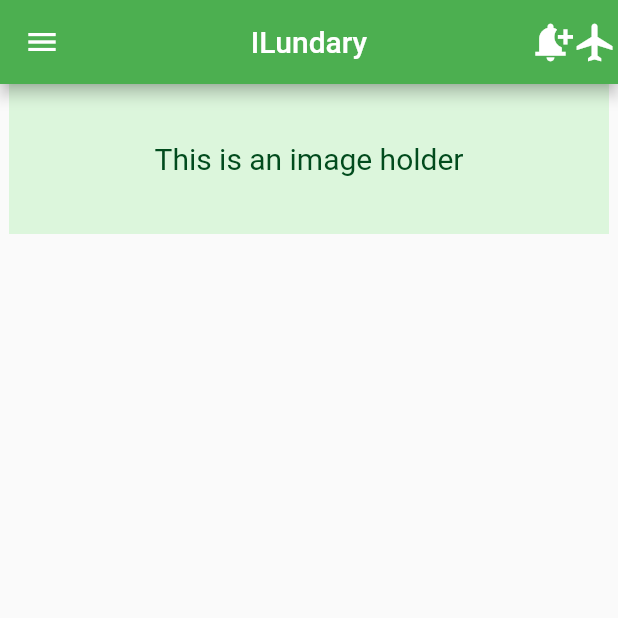
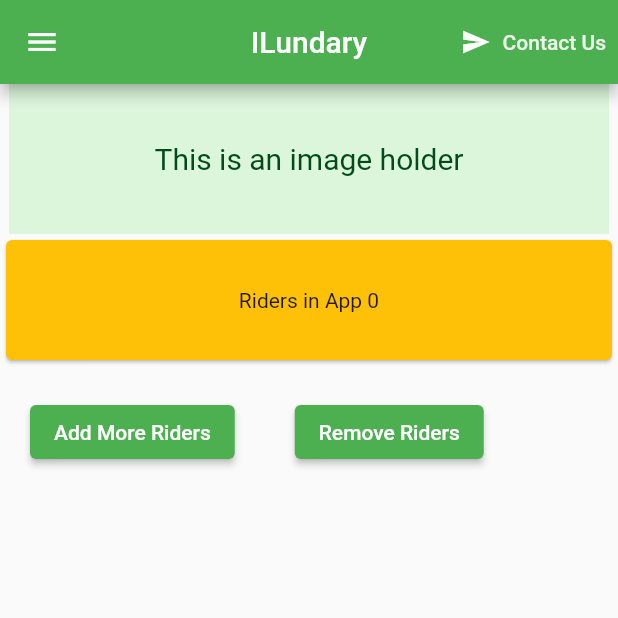
Before and after one commit to adebemaro/iLundry-flutter, a Flutter app: the screen it shows after launch, on a phone screen of 412 x 824 dp, the top half of it. Run offline on Flutter 3.47's test engine with Material 2 defaults, Android fonts, the phone set to English and light mode, and no system bars.

Commit message:
first commit

```diff
--- a/lib/main.dart
+++ b/lib/main.dart
@@ -1,57 +1,6 @@
 import 'package:flutter/material.dart';
+import 'package:ilundry/screens/home_screen.dart';
 
 void main() {
   runApp(const MyApp());
 }
-
-class MyApp extends StatelessWidget {
-  const MyApp({Key? key}) : super(key: key);
-
-  // This widget is the root of your application.
-  @override
-  Widget build(BuildContext context) {
-    return MaterialApp(
-      home: Scaffold(
-        drawer: const Drawer(
-          width: 200,
-          elevation: 40,
-          backgroundColor: Color.fromARGB(255, 241, 243, 241),
-        ),
-        appBar: AppBar(
-          actions: const [
-            Icon(
-              Icons.notification_add,
-              size: 30,
-            ),
-            Icon(
-              Icons.flight,
-              size: 30,
-            )
-          ],
-          // leading: const Icon(Icons.menu),
-          centerTitle: true,
-          title: const Text("ILundary"),
-          backgroundColor: Colors.green,
-        ),
-        body: Center(
-          child: Column(
-            children: [
-              Container(
-                height: 100,
-                width: 400,
-                color: Color.fromARGB(255, 220, 246, 220),
-                child: const Center(
-                  child: Text(
-                    "This is an image holder",
-                    style: TextStyle(
-                        color: Color.fromARGB(255, 1, 75, 29), fontSize: 20),
-                  ),
-                ),
-              )
-            ],
-          ),
-        ),
-      ),
-    );
-  }
-}
--- /dev/null
+++ b/lib/screens/home_screen.dart
@@ -0,0 +1,58 @@
+import 'package:flutter/material.dart';
+import 'package:ilundry/screens/laundry_data.dart';
+
+class MyApp extends StatelessWidget {
+  const MyApp({Key? key}) : super(key: key);
+
+  // This widget is the root of your application.
+  @override
+  Widget build(BuildContext context) {
+    return MaterialApp(
+      debugShowCheckedModeBanner: false,
+      home: Scaffold(
+        drawer: const Drawer(
+          width: 200,
+          elevation: 40,
+          backgroundColor: Color.fromARGB(255, 241, 243, 241),
+        ),
+        appBar: AppBar(
+          actions: [
+            TextButton.icon(
+                onPressed: () {},
+                icon: const Icon(
+                  Icons.send_sharp,
+                  size: 20.0,
+                  color: Colors.white,
+                ),
+                label: const Text("Contact Us",
+                    style: TextStyle(
+                      color: Color.fromARGB(225, 255, 255, 255),
+                    )))
+          ],
+          centerTitle: true,
+          title: const Text("ILundary"),
+          backgroundColor: Colors.green,
+        ),
+        body: Center(
+          child: Column(
+            children: [
+              Container(
+                height: 100,
+                width: 400,
+                color: const Color.fromARGB(255, 220, 246, 220),
+                child: const Center(
+                  child: Text(
+                    "This is an image holder",
+                    style: TextStyle(
+                        color: Color.fromARGB(255, 1, 75, 29), fontSize: 20),
+                  ),
+                ),
+              ),
+              const LaundryData(),
+            ],
+          ),
+        ),
+      ),
+    );
+  }
+}
--- /dev/null
+++ b/lib/screens/laundry_data.dart
@@ -0,0 +1,71 @@
+import 'package:flutter/material.dart';
+
+class LaundryData extends StatefulWidget {
+  const LaundryData({super.key});
+
+  @override
+  State<LaundryData> createState() => _LaundryDataState();
+}
+
+class _LaundryDataState extends State<LaundryData> {
+  int riders = 0;
+
+  addRiders() {
+    setState(() {
+      riders++;
+    });
+  }
+
+  removeRiders() {
+    setState(() {
+      riders--;
+    });
+  }
+
+  @override
+  Widget build(BuildContext context) {
+    return Column(
+      children: [
+        Card(
+          color: Colors.amber,
+          child: Center(
+            heightFactor: 5,
+            child: Text("Riders in App $riders"),
+          ),
+        ),
+        Center(
+          child: Row(
+            children: [
+              Padding(
+                padding: const EdgeInsets.all(20.0),
+                child: ElevatedButton(
+                    style: const ButtonStyle(
+                        backgroundColor:
+                            MaterialStatePropertyAll<Color>(Colors.green)),
+                    onPressed: () {
+                      addRiders();
+                    },
+                    child: const Text(
+                      "Add More Riders",
+                    )),
+              ),
+              const SizedBox(
+                width: 20,
+              ),
+              ElevatedButton(
+                  style: const ButtonStyle(
+                      backgroundColor:
+                          MaterialStatePropertyAll<Color>(Colors.green)),
+                  onPressed: () {
+                    removeRiders();
+                  },
+                  child: const Text(
+                    "Remove Riders",
+                  )),
+            ],
+          ),
+        )
+      ],
+    );
+  }
+}
```
Also changed, not shown: 1 other file.
